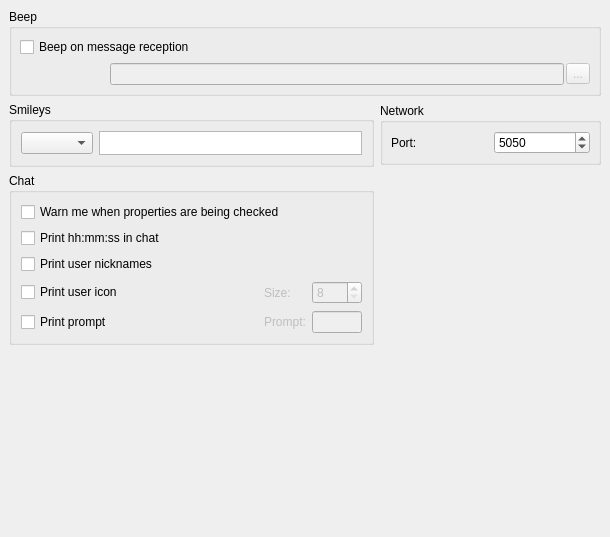
Above: modules/chat/rzxchatprop.ui from Fruneau/qRezix before the change. Below: the same form after it.
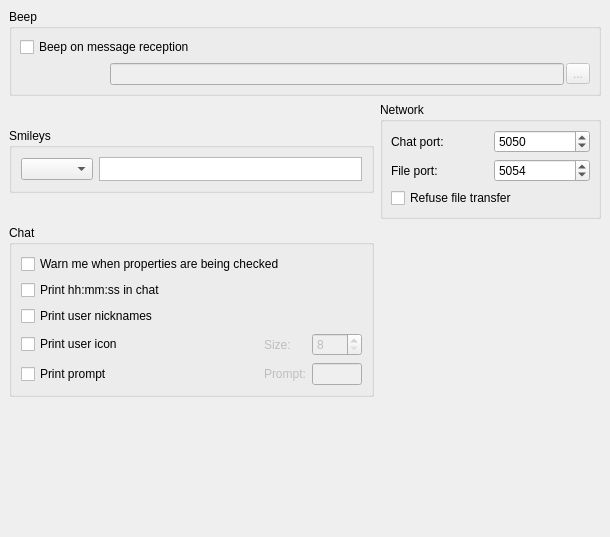
That is the form after the change.

Commit message: Ajout du transfert de fichier dans le chat:   Le filelistener Ã©coutesur le port 5054 pour les transferts.   Chaque transfert a un widget dans la boÃ®te de chat (il st amplement amÃ©liorable)   Une icone est prÃ©vue pour le bouton de transfet

The edit to the form file:
```diff
--- a/modules/chat/rzxchatprop.ui
+++ b/modules/chat/rzxchatprop.ui
@@ -213,7 +213,7 @@
       <item row="0" column="0" >
        <widget class="QLabel" name="lblServerport" >
         <property name="text" >
-         <string>Port:</string>
+         <string>Chat port:</string>
         </property>
         <property name="textFormat" >
          <enum>Qt::PlainText</enum>
@@ -223,6 +223,39 @@
         </property>
        </widget>
       </item>
+      <item row="1" column="1" >
+       <widget class="QSpinBox" name="file_port" >
+        <property name="toolTip" >
+         <string>&lt;h3>Peer2peer port&lt;/h3>&lt;p>Define the port of file transfer&lt;/p>&lt;p>You shouldn't have to modify this value&lt;/p></string>
+        </property>
+        <property name="maximum" >
+         <number>32768</number>
+        </property>
+        <property name="value" >
+         <number>5054</number>
+        </property>
+       </widget>
+      </item>
+      <item row="1" column="0" >
+       <widget class="QLabel" name="lblFileport" >
+        <property name="text" >
+         <string>File port:</string>
+        </property>
+        <property name="textFormat" >
+         <enum>Qt::PlainText</enum>
+        </property>
+        <property name="buddy" >
+         <cstring>chat_port</cstring>
+        </property>
+       </widget>
+      </item>
+      <item row="2" column="0" colspan="2" >
+       <widget class="QCheckBox" name="cbRefuseFile" >
+        <property name="text" >
+         <string>Refuse file transfer</string>
+        </property>
+       </widget>
+      </item>
      </layout>
     </widget>
    </item>
```
The commit also changes 15 other files.
